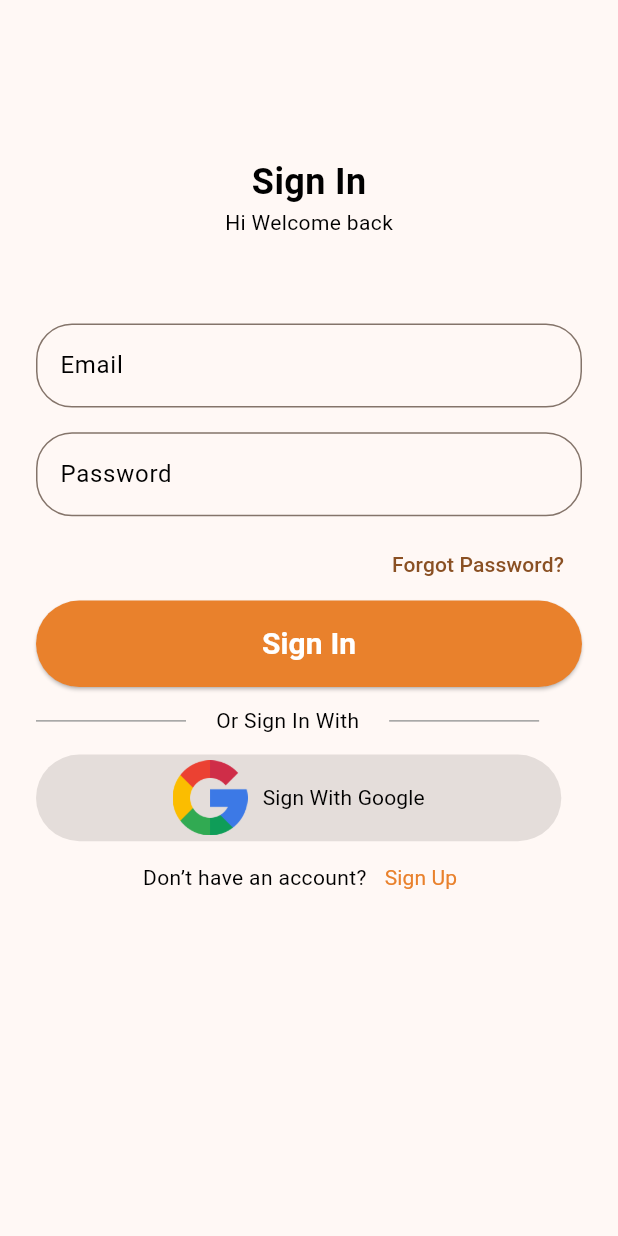
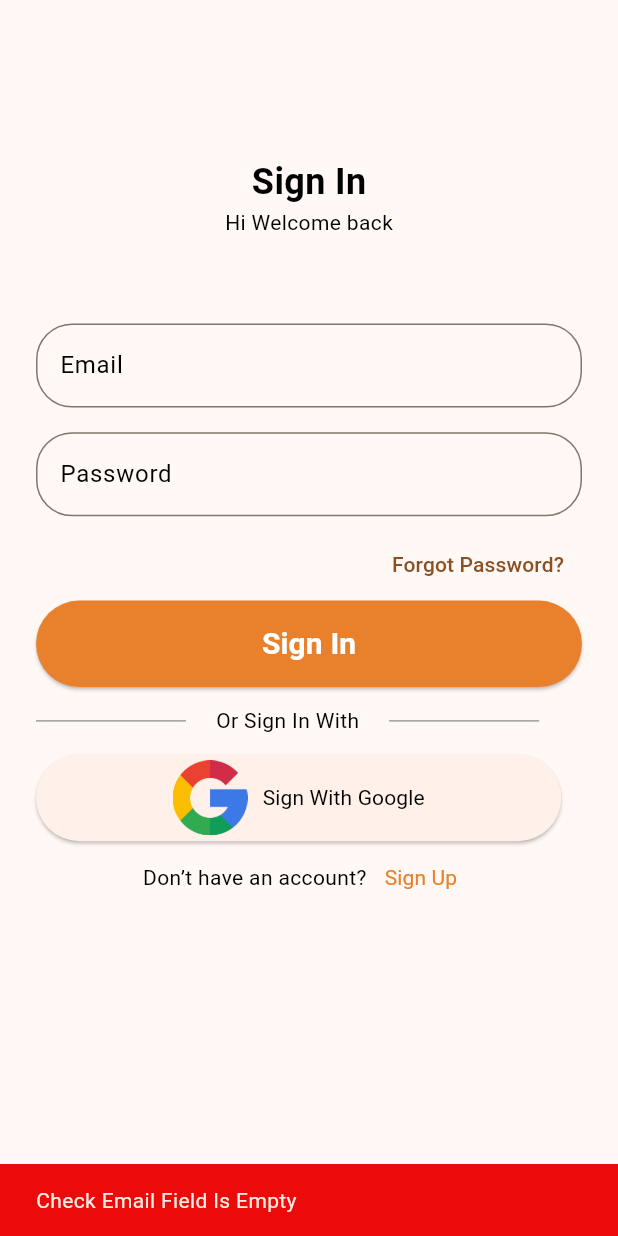
Before and after one commit to AhmedSamir25/fashions_town, a Flutter app: the screen it shows after launch, after a tap on "Sign In", on a phone screen of 412 x 824 dp. Run offline on Flutter 3.47's test engine with Material 3 defaults, Android fonts, the phone set to English and light mode, and no system bars; our stand-ins replace cloud_firestore, firebase_auth, firebase_core, flutter_bloc, go_router, google_sign_in and 1 more; accounts and stored records are empty.

Commit message:
sign in logic

```diff
--- a/lib/core/router/app_router.dart
+++ b/lib/core/router/app_router.dart
@@ -1,12 +1,14 @@
 import 'package:fashionstown/features/auth/presentation/view/sign_in_view.dart';
 import 'package:fashionstown/features/auth/presentation/view/sign_up_view.dart';
 import 'package:fashionstown/features/auth/presentation/view/widgets/forgot_password.dart';
+import 'package:fashionstown/features/home/presentation/view/home_view.dart';
 import 'package:go_router/go_router.dart';
 
 abstract class AppRouter {
    static const signIn = '/';
    static const signUp = '/signUp';
    static const forgotPassword = '/ForgotPassword';
+   static const homeView = '/HomeView';
    static final router = GoRouter(
     routes: [
       GoRoute(
@@ -21,6 +23,9 @@ abstract class AppRouter {
         path: forgotPassword,
         builder: (context, state) => const ForgotPassword(),
       ),
+      GoRoute(path: homeView,
+      builder: (context, state) => const HomeView(),
+      ),
     ],
       );
 }
--- a/lib/features/auth/presentation/manager/auth_cubit/auth_state.dart
+++ b/lib/features/auth/presentation/manager/auth_cubit/auth_state.dart
@@ -2,9 +2,14 @@ abstract class AuthState {}
 
 class InitialAppState extends AuthState{}
 
-class UserCreatedSuccessState extends AuthState {}
+class UserSignSuccessState extends AuthState {}
 
 class FeiledCreatedUserState extends AuthState {
   String massage;
   FeiledCreatedUserState({required  this.massage});
 }
+
+class FeiledSendUserDataState extends AuthState {
+  String massage;
+  FeiledSendUserDataState({required  this.massage});
+}
--- a/lib/features/auth/presentation/view/sign_in_view.dart
+++ b/lib/features/auth/presentation/view/sign_in_view.dart
@@ -6,7 +6,7 @@ class SignInView extends StatelessWidget {
 
   @override
   Widget build(BuildContext context) {
-    return const Scaffold(
+    return  Scaffold(
       body: SignInViewBody(),
     );
   }
--- a/lib/features/auth/presentation/view/widgets/sign_in_view_body.dart
+++ b/lib/features/auth/presentation/view/widgets/sign_in_view_body.dart
@@ -1,76 +1,136 @@
 import 'package:fashionstown/core/router/app_router.dart';
 import 'package:fashionstown/core/theme/colors.dart';
 import 'package:fashionstown/core/theme/text_style.dart';
+import 'package:fashionstown/features/auth/presentation/manager/auth_cubit/auth_cubit.dart';
+import 'package:fashionstown/features/auth/presentation/manager/auth_cubit/auth_state.dart';
 import 'package:fashionstown/features/auth/presentation/view/widgets/custom_sign_button.dart';
 import 'package:fashionstown/features/auth/presentation/view/widgets/header_body_text.dart';
 import 'package:flutter/material.dart';
+import 'package:flutter_bloc/flutter_bloc.dart';
 import 'package:go_router/go_router.dart';
 import 'custom_text_field_sign.dart';
 import 'divider.dart';
 import 'social_media_auth.dart';
 
-
-
 class SignInViewBody extends StatelessWidget {
-  const SignInViewBody({super.key});
-
+  SignInViewBody({super.key});
+  final emailConteoller = TextEditingController();
+  final passwordConteoller = TextEditingController();
   @override
   Widget build(BuildContext context) {
     double heightMedia = MediaQuery.of(context).size.height;
     double widthMedia = MediaQuery.of(context).size.width;
-    return  Padding(
-      padding:const  EdgeInsets.only(top:104,left: 24,right: 24),
-      child:  ListView(
+    return BlocConsumer<AuthCubit, AuthState>(
+      listener: (context, state) {
+        if (state is FeiledCreatedUserState) {
+          ScaffoldMessenger.of(context).showSnackBar(SnackBar(
+              backgroundColor: errorColor, content: Text(state.massage)));
+        }else if(state is UserSignSuccessState){
+              GoRouter.of(context).pushReplacement(
+              AppRouter.homeView);
+        }
+      },
+      builder: (context, state) {
+        return Padding(
+          padding: const EdgeInsets.only(top: 104, left: 24, right: 24),
+          child: ListView(
             children: [
               const HeaderBodyText(
                 textHeader: 'Sign In',
                 textBody: 'Hi Welcome back',
               ),
-         SizedBox(height: heightMedia * 0.07,),
-         const CustomTextFieldSign(labelText: 'Email',keyboardType: TextInputType.emailAddress),
-         SizedBox(height: heightMedia * 0.02,),
-          const CustomTextFieldSign(labelText: 'Password',keyboardType: TextInputType.visiblePassword,),
-          SizedBox(height: heightMedia * 0.01,),
+              SizedBox(
+                height: heightMedia * 0.07,
+              ),
+              CustomTextFieldSign(
+                  controller: emailConteoller,
+                  labelText: 'Email',
+                  keyboardType: TextInputType.emailAddress),
+              SizedBox(
+                height: heightMedia * 0.02,
+              ),
+              CustomTextFieldSign(
+                controller: passwordConteoller,
+                labelText: 'Password',
+                keyboardType: TextInputType.visiblePassword,
+              ),
+              SizedBox(
+                height: heightMedia * 0.01,
+              ),
               Align(
                   alignment: Alignment.topRight,
-            child: TextButton(onPressed: (){
+                  child: TextButton(
+                      onPressed: () {
                         GoRouter.of(context).push(
                           AppRouter.forgotPassword,
                         );
-            }, child: const Text('Forgot Password?'))),
+                      },
+                      child: const Text('Forgot Password?'))),
               CustomSignButton(
                 textButton: 'Sign In',
-              heightButton: heightMedia*0.07,
-              widthButton: widthMedia*0.9,
-              onPressed: (){},
+                heightButton: heightMedia * 0.07,
+                widthButton: widthMedia * 0.9,
+                onPressed: () {
+                  if (emailConteoller.text.isNotEmpty &&
+                      passwordConteoller.text.isNotEmpty) {
+                    BlocProvider.of<AuthCubit>(context).signIn(
+                        email: emailConteoller.text,
+                        password: passwordConteoller.text);
+                  } else {
+                    if (emailConteoller.text.isEmpty) {
+                      ScaffoldMessenger.of(context).showSnackBar(const SnackBar(
+                          backgroundColor: errorColor,
+                          content: Text('Check Email Field Is Empty')));
+                    } else if (passwordConteoller.text.isEmpty) {
+                      ScaffoldMessenger.of(context).showSnackBar(const SnackBar(
+                          backgroundColor: errorColor,
+                          content: Text('Check Password Field Is Empty')));
+                    }else{
+                      ScaffoldMessenger.of(context).showSnackBar(const SnackBar(
+                          backgroundColor: errorColor,
+                          content: Text('Check Password And Email Field Is Empty')));
+                    }
+                  }
+                },
               ),
-            const DividerWidget(textDivider: 'Or Sign In With',),
+              const DividerWidget(
+                textDivider: 'Or Sign In With',
+              ),
               Row(
-             // mainAxisAlignment: MainAxisAlignment.spaceEvenly,
                 children: [
-                SocialAuthButton(socialAuthIcon:'assets/image/google.png' ,
-                heightButton: heightMedia*0.07, widthButton: widthMedia*0.85,
+                  SocialAuthButton(
+                    socialAuthIcon: 'assets/image/google.png',
+                    heightButton: heightMedia * 0.07,
+                    widthButton: widthMedia * 0.85,
                     textButton: 'Sign With Google',
+                    onPressed: () {
+                       BlocProvider.of<AuthCubit>(context).signInWithGoogle();
+                    },
                   ),
-
                 ],
               ),
-        Row(
-              mainAxisAlignment: MainAxisAlignment.center,
-              children:[
-                Text('Don’t have an account?',style: TextStyles.textStyle14,),
-                TextButton(onPressed: (){
+              Row(mainAxisAlignment: MainAxisAlignment.center, children: [
+                Text(
+                  'Don’t have an account?',
+                  style: TextStyles.textStyle14,
+                ),
+                TextButton(
+                    onPressed: () {
                       GoRouter.of(context).push(
                         AppRouter.signUp,
                       );
-                }, child:  Text('Sign Up',style: TextStyles.textStyle14.copyWith(
+                    },
+                    child: Text(
+                      'Sign Up',
+                      style: TextStyles.textStyle14.copyWith(
                         color: appColor,
-                ),))
-              ]
                       ),
-
+                    ))
+              ]),
             ],
           ),
         );
+      },
+    );
   }
 }
--- a/pubspec.yaml
+++ b/pubspec.yaml
@@ -40,6 +40,7 @@ dependencies:
   google_sign_in: ^6.2.1
   firebase_core: ^2.24.2
   cloud_firestore: ^4.15.2
+  shared_preferences: ^2.2.2
 
 dev_dependencies:
   flutter_test:
```
Also changed, not shown: lib/features/auth/presentation/manager/auth_cubit/auth_cubit.dart (+44 -18 lines), lib/features/auth/presentation/view/widgets/sign_up_view_body.dart (+28 -10 lines), pubspec.lock, 1 other file. Lines whose indentation alone changed are shown as unchanged.
